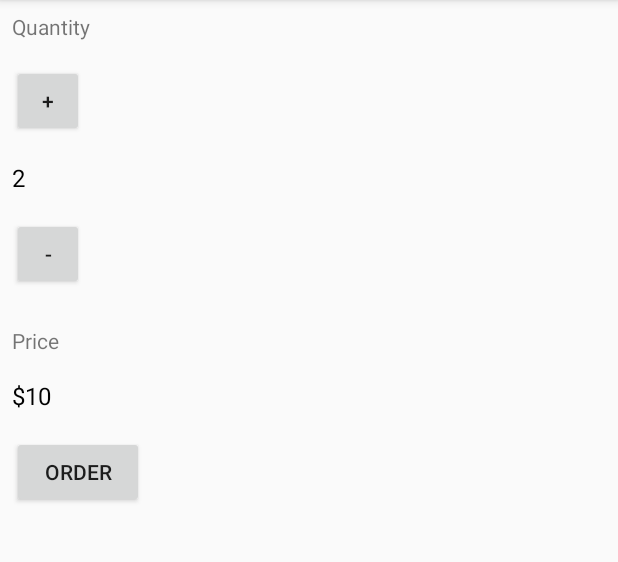
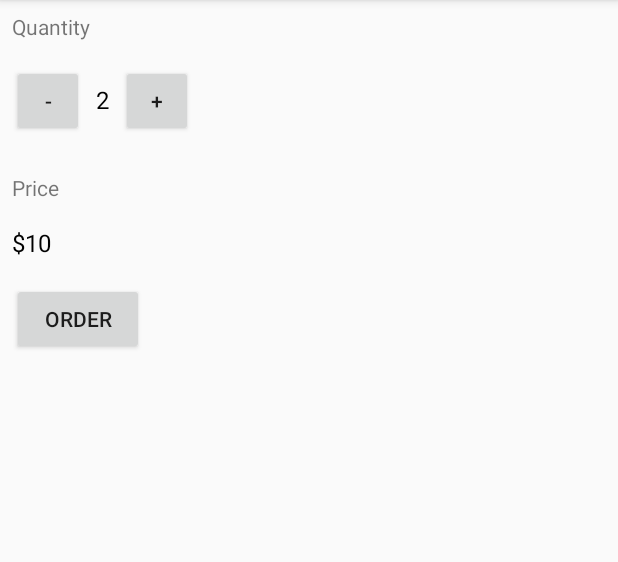
Before and after one commit to jerrychong25/iOSLoginApp, an Android app: the MainActivity screen opened directly, with no data from a screen before it, on a phone screen of 412 x 824 dp, the part 84-646 px from its top. Run offline under Robolectric (Android 15) with nearby library versions, the phone set to English and light mode, and no system bars.

Commit message:
Added Linear Layout for Quantity

```diff
--- a/app/src/main/res/layout/activity_main.xml
+++ b/app/src/main/res/layout/activity_main.xml
@@ -4,67 +4,72 @@
     xmlns:tools="http://schemas.android.com/tools"
     android:layout_width="match_parent"
     android:layout_height="match_parent"
-    android:orientation="vertical" >
+    android:orientation="vertical">
     tools:context=".MainActivity">
 
     <TextView
         android:layout_width="wrap_content"
         android:layout_height="wrap_content"
+        android:layout_marginBottom="16dp"
         android:layout_marginLeft="8dp"
         android:layout_marginTop="8dp"
-        android:layout_marginBottom="16dp"
         android:text="Quantity" />
+
+    <LinearLayout
+        android:layout_width="wrap_content"
+        android:layout_height="wrap_content"
+        android:orientation="horizontal">
 
         <Button
             android:layout_width="48dp"
             android:layout_height="48dp"
+            android:layout_marginBottom="16dp"
             android:layout_marginLeft="8dp"
-        android:layout_marginBottom="16dp"
-        android:text="+"
-        android:onClick="increment"/>
+            android:onClick="decrement"
+            android:text="-" />
 
         <TextView
             android:id="@+id/quantity_text_view"
             android:layout_width="wrap_content"
             android:layout_height="wrap_content"
-        android:layout_marginLeft="8dp"
-        android:layout_marginBottom="16dp"
-        android:textSize="16sp"
+            android:paddingLeft="8dp"
+            android:paddingRight="8dp"
+            android:text="2"
             android:textColor="#000000"
-        android:text="2" />
+            android:textSize="16sp" />
 
         <Button
             android:layout_width="48dp"
             android:layout_height="48dp"
-        android:layout_marginLeft="8dp"
             android:layout_marginBottom="16dp"
-        android:text="-"
-        android:onClick="decrement"/>
+            android:onClick="increment"
+            android:text="+" />
+    </LinearLayout>
 
     <TextView
         android:layout_width="wrap_content"
         android:layout_height="wrap_content"
+        android:layout_marginBottom="16dp"
         android:layout_marginLeft="8dp"
         android:layout_marginTop="8dp"
-        android:layout_marginBottom="16dp"
         android:text="Price" />
 
     <TextView
         android:id="@+id/price_text_view"
         android:layout_width="wrap_content"
         android:layout_height="wrap_content"
+        android:layout_marginBottom="16dp"
         android:layout_marginLeft="8dp"
-        android:layout_marginBottom="16dp"
-        android:textSize="16sp"
+        android:text="$10"
         android:textColor="#000000"
-        android:text="$10" />
+        android:textSize="16sp" />
 
     <Button
         android:layout_width="wrap_content"
         android:layout_height="wrap_content"
+        android:layout_marginBottom="16dp"
         android:layout_marginLeft="8dp"
-        android:layout_marginBottom="16dp"
-        android:text="Order"
-        android:onClick="submitOrder"/>
+        android:onClick="submitOrder"
+        android:text="Order" />
 
 </LinearLayout>
```
Lines whose indentation alone changed are shown as unchanged.
